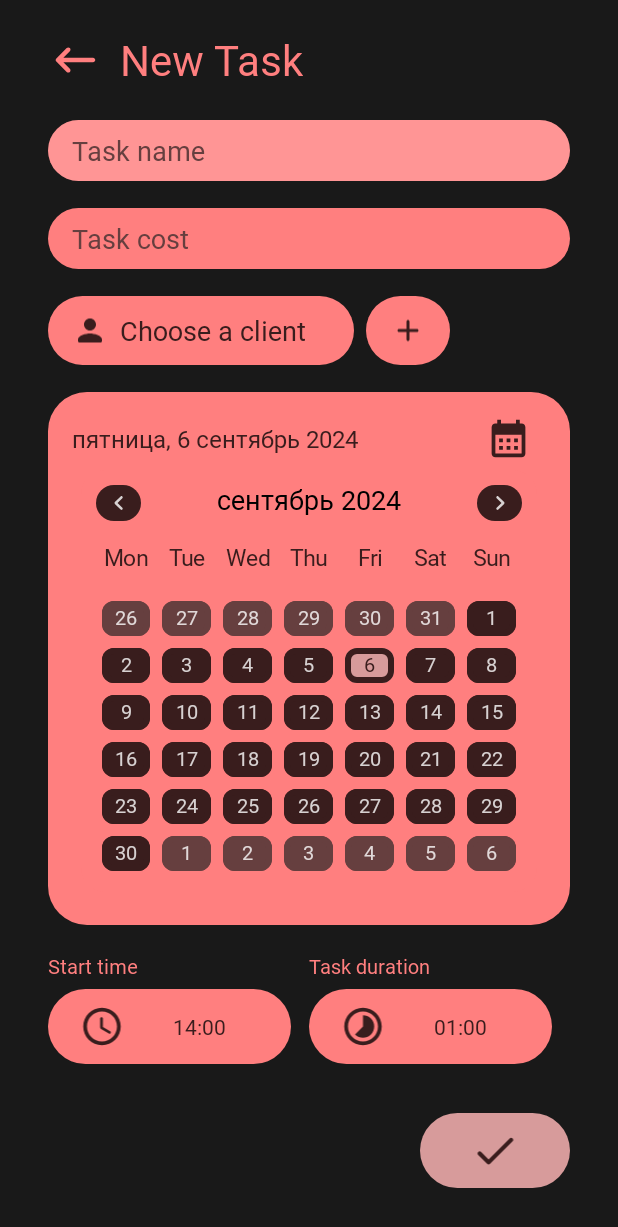
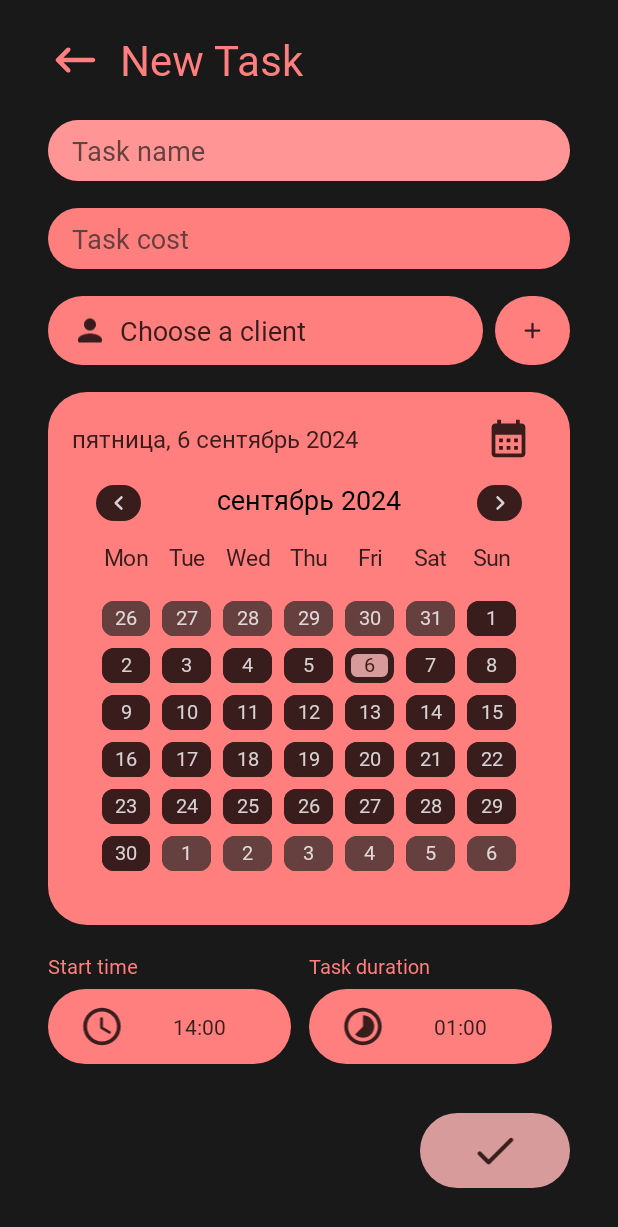
Before and after one commit to danyachka/ClientBook, an Android app built with Jetpack Compose: the AppointmentCreationActivity screen opened directly, with no data from a screen before it, on a phone screen of 412 x 824 dp. Shown: the top 1227 px of the screen. Run offline under Robolectric (Android 15) with nearby library versions, the phone set to English and light mode, and no system bars; Roboto replaces fonts that are not available here.

Commit message:
Fix first appointment creation, fix client id setting

```diff
--- a/app/build.gradle.kts
+++ b/app/build.gradle.kts
@@ -19,7 +19,7 @@ android {
     defaultConfig {
         applicationId = "ru.etysoft.clientbook"
         minSdk = 26
-        targetSdk = 33
+        targetSdk = 34
         versionCode = 1
         versionName = "1.0"
 
--- a/app/src/main/java/ru/etysoft/clientbook/CBApplication.java
+++ b/app/src/main/java/ru/etysoft/clientbook/CBApplication.java
@@ -9,7 +9,7 @@ import androidx.lifecycle.OnLifecycleEvent;
 import androidx.lifecycle.ProcessLifecycleOwner;
 
 import ru.etysoft.clientbook.notification.Notifier;
-import ru.etysoft.clientbook.gloable_observe.GlobalDataChangeNotifier;
+import ru.etysoft.clientbook.global_observe.GlobalDataChangeNotifier;
 
 public class CBApplication extends Application implements LifecycleObserver {
 
--- a/app/src/main/java/ru/etysoft/clientbook/db/daos/ClientDao.kt
+++ b/app/src/main/java/ru/etysoft/clientbook/db/daos/ClientDao.kt
@@ -6,6 +6,7 @@ import androidx.room.Insert
 import androidx.room.Query
 import androidx.room.Update
 import ru.etysoft.clientbook.db.entities.Client
+import ru.etysoft.clientbook.db.entities.appointment.Appointment
 
 @Dao
 interface ClientDao {
@@ -16,6 +17,9 @@ interface ClientDao {
 
     @Insert
     suspend fun insertAll(vararg client: Client)
+
+    @Insert
+    suspend fun insert(client: Client): Long
 
     @Update
     suspend fun update(client: Client)
--- a/app/src/main/java/ru/etysoft/clientbook/gloable_observe/GlobalClientChangingListener.kt
+++ b/app/src/main/java/ru/etysoft/clientbook/global_observe/GlobalClientChangingListener.kt
@@ -1,6 +1,5 @@
-package ru.etysoft.clientbook.gloable_observe
+package ru.etysoft.clientbook.global_observe
 
-import ru.etysoft.clientbook.db.entities.AppointmentClient
 import ru.etysoft.clientbook.db.entities.Client
 
 interface GlobalClientChangingListener {
--- a/app/src/main/java/ru/etysoft/clientbook/gloable_observe/GlobalDataChangeNotifier.kt
+++ b/app/src/main/java/ru/etysoft/clientbook/global_observe/GlobalDataChangeNotifier.kt
@@ -1,4 +1,4 @@
-package ru.etysoft.clientbook.gloable_observe
+package ru.etysoft.clientbook.global_observe
 
 import ru.etysoft.clientbook.db.entities.AppointmentClient
 import ru.etysoft.clientbook.db.entities.Client
--- a/app/src/main/java/ru/etysoft/clientbook/ui/activities/appointment_creation/AppointmentCreationActivity.kt
+++ b/app/src/main/java/ru/etysoft/clientbook/ui/activities/appointment_creation/AppointmentCreationActivity.kt
@@ -20,7 +20,7 @@ import ru.etysoft.clientbook.db.entities.AppointmentClient
 import ru.etysoft.clientbook.db.entities.Client
 import ru.etysoft.clientbook.db.entities.appointment.Appointment
 import ru.etysoft.clientbook.db.entities.appointment.NotificationStatus
-import ru.etysoft.clientbook.gloable_observe.GlobalDataChangeNotifier
+import ru.etysoft.clientbook.global_observe.GlobalDataChangeNotifier
 import ru.etysoft.clientbook.ui.activities.AppActivity
 import ru.etysoft.clientbook.ui.activities.ClientCreationContract
 import ru.etysoft.clientbook.ui.activities.ClientSelectorContract
@@ -256,7 +256,7 @@ class AppointmentCreationActivity : AppActivity(), CalendarWidgetListener {
     }
 
     private fun showTimeError(appointmentClient: AppointmentClient) {
-        val zoneId = ZoneId.systemDefault() // or specify a specific zone, e.g., ZoneId.of("America/New_York")
+        val zoneId = ZoneId.systemDefault()
         val startDateTime: ZonedDateTime = Instant.ofEpochSecond(appointmentClient.appointment.startTime).atZone(zoneId)
         val endDateTime: ZonedDateTime = Instant.ofEpochSecond(appointmentClient.appointment.endTime).atZone(zoneId)
 
--- a/app/src/main/java/ru/etysoft/clientbook/ui/adapters/appointment/BalloonManager.kt
+++ b/app/src/main/java/ru/etysoft/clientbook/ui/adapters/appointment/BalloonManager.kt
@@ -10,7 +10,7 @@ import ru.etysoft.clientbook.db.AppDatabase
 import ru.etysoft.clientbook.db.entities.AppointmentClient
 import ru.etysoft.clientbook.db.entities.Client
 import ru.etysoft.clientbook.db.entities.appointment.Appointment
-import ru.etysoft.clientbook.gloable_observe.GlobalDataChangeNotifier
+import ru.etysoft.clientbook.global_observe.GlobalDataChangeNotifier
 import ru.etysoft.clientbook.ui.activities.ClientActivity
 import ru.etysoft.clientbook.ui.activities.appointment_creation.AppointmentCreationActivity
 import ru.etysoft.clientbook.ui.activities.appointment_creation.AppointmentCreationContract
--- a/app/src/main/res/layout/activity_appointment_creation.xml
+++ b/app/src/main/res/layout/activity_appointment_creation.xml
@@ -123,6 +123,7 @@
                     android:id="@+id/client_picker"
                     android:layout_width="wrap_content"
                     android:layout_height="wrap_content"
+                    android:layout_weight="1"
                     android:paddingHorizontal="16dp"
                     android:paddingVertical="8dp"
 
@@ -151,8 +152,9 @@
 
                 <ImageView
                     android:id="@+id/create_client"
-                    android:layout_width="wrap_content"
+                    android:layout_width="50dp"
                     android:layout_height="match_parent"
+                    android:layout_weight="0"
                     android:layout_marginStart="8dp"
                     android:paddingHorizontal="16dp"
                     android:paddingVertical="8dp"
```
Also changed, not shown: app/src/main/java/ru/etysoft/clientbook/global_observe/GlobalAppointmentsChangingListener.kt (renamed from app/src/main/java/ru/etysoft/clientbook/gloable_observe/GlobalAppointmentsChangingListener.kt, +5 -2 lines), app/src/main/java/ru/etysoft/clientbook/ui/activities/ClientActivity.kt (+5 -5 lines), app/src/main/java/ru/etysoft/clientbook/ui/activities/ClientCreationActivity.kt (+8 -8 lines), app/src/main/java/ru/etysoft/clientbook/ui/activities/ClientListActivity.kt (+2 -5 lines), app/src/main/java/ru/etysoft/clientbook/ui/fragments/list/ListFragmentPresenter.kt (+4 -4 lines).
